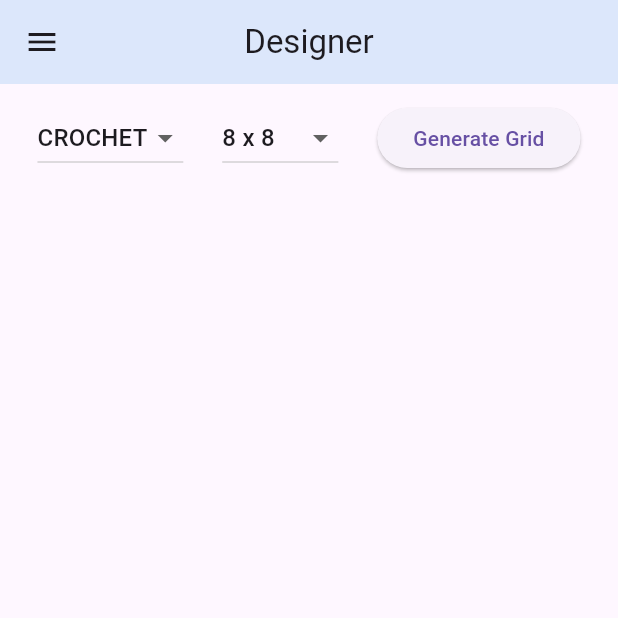
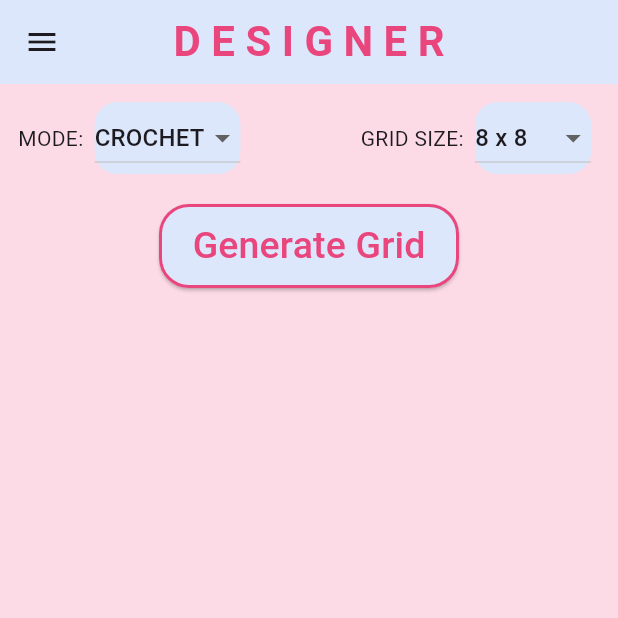
Before and after one commit to Ayesha-Jan/stitch-atlas, a Flutter app: the Designer screen opened by its route, on a phone screen of 412 x 824 dp, the top half of it. Run offline on Flutter 3.47's test engine with Material 3 defaults, Android fonts, the phone set to English and light mode, and no system bars.

Commit message:
Updating design

```diff
--- a/lib/pages/designer.dart
+++ b/lib/pages/designer.dart
@@ -14,24 +14,34 @@ class _DesignerState extends State<Designer> {
   int gridSize = 8;
   bool gridGenerated = false;
 
-  dynamic selectedTool;
-  late List<List<dynamic>> gridData;
+  List<List<String>> grid = []; // 2D list to hold values (symbols or colors)
+  String selectedSymbol = "🧵"; // default stitch icon or color
 
-  @override
-  void initState() {
-    super.initState();
-    _initializeGrid();
+  // Generates an empty grid
+  void _generateGrid() {
+    grid = List.generate(gridSize, (_) => List.filled(gridSize, ""));
+    gridGenerated = true;
+    setState(() {});
   }
 
-  void _initializeGrid(){
-    gridData = List.generate(gridSize, (_) => List.generate(gridSize, (_) => null));
+  // Handles a cell tap
+  void _handleCellTap(int row, int col) {
+    grid[row][col] = selectedSymbol;
+    setState(() {});
   }
 
   @override
   Widget build(BuildContext context) {
     return Scaffold(
       appBar: AppBar(
-        title: Text("Designer"),
+        title: Text(
+          "D E S I G N E R",
+          style: TextStyle(
+            fontSize: 28,
+            color: Color(0xFFEA467E),
+            fontWeight: FontWeight.bold,
+          ),
+        ),
         centerTitle: true,
         backgroundColor: Color(0xFFDCE7FB),
       ),
@@ -72,90 +82,106 @@ class _DesignerState extends State<Designer> {
           ],
         ),
       ),
-      body: Padding(
+
+      body: Container(
+        color: Color(0xFFFDDBE6),
+        child: Padding(
           padding: EdgeInsets.all(12),
           child: Column(
             children: [
               Row(
-              mainAxisAlignment: MainAxisAlignment.spaceAround,
                 children: [
-                DropdownButton<Mode>(
+                  Text("MODE:  "),
+                  Container(
+                    decoration: BoxDecoration(
+                      color: Color(0xFFDCE7FB),         // background color
+                      borderRadius: BorderRadius.circular(15), // rounded corners
+                    ),
+                    child: DropdownButton<Mode>(
+                      dropdownColor: Color(0xFFDCE7FB),
                       value: selectedMode,
-                  onChanged: (Mode? value) {
-                    setState(() => selectedMode = value!);
+                      onChanged: (mode) {
+                        if (mode != null) {
+                          selectedMode = mode;
+                          if (mode == Mode.crochet) {
+                            selectedSymbol = "🧵";
+                          } else if (mode == Mode.knit) {
+                            selectedSymbol = "🧶";
+                          } else {
+                            selectedSymbol = "🟥"; // color block
+                          }
+                          setState(() {});
+                        }
                       },
-                  items: Mode.values.map((mode) {
+                      items: Mode.values.map((m) {
                         return DropdownMenuItem(
-                      value: mode,
-                      child: Text(mode.name.toUpperCase()),
+                          value: m,
+                          child: Text((m.toString().split('.').last).toUpperCase()),
                         );
                       }).toList(),
                     ),
-                DropdownButton<int>(
+                  ),
+
+                SizedBox(width: 80),
+
+                // GRID SIZE DROPDOWN
+                Text("GRID SIZE:  "),
+                Container(
+                  decoration: BoxDecoration(
+                    color: Color(0xFFDCE7FB),         // background color
+                    borderRadius: BorderRadius.circular(15), // rounded corners
+                  ),
+                  child: DropdownButton<int>(
+                    dropdownColor: Color(0xFFDCE7FB),
                     value: gridSize,
-                  onChanged: (int? value) {
+                    onChanged: (size) {
+                      if (size != null) {
                         setState(() {
-                      gridSize = value!;
-                      _initializeGrid();
+                          gridSize = size;
                         });
+                      }
                     },
-                  items: [8, 10, 12, 14, 16, 18, 20, 22, 24, 26, 28, 30].map((size) {
-                    return DropdownMenuItem(value: size, child: Text('$size x $size'));
-                  }).toList(),
+                    items: [4, 6, 8, 10, 12]
+                        .map((s) => DropdownMenuItem(value: s, child: Text("$s x $s")))
+                        .toList(),
                   ),
-                ElevatedButton(
-                  onPressed: () {
-                    setState(() {
-                      gridGenerated = true;
-                      _initializeGrid();
-                    });
-                  },
-                  child: Text("Generate Grid"),
                 ),
               ],
             ),
-            SizedBox(height: 16),
-            if(gridGenerated) ...[
-              Align(
-                alignment: Alignment.centerLeft,
+
+            SizedBox(height: 20),
+
+            // GENERATE GRID BUTTON
+            ElevatedButton(
+              onPressed: _generateGrid,
+              style: ElevatedButton.styleFrom(
+                  backgroundColor: Color(0xFFDCE7FB),
+                  foregroundColor: Color(0xFFEA467E),
+                  padding: EdgeInsets.symmetric(
+                      vertical: 10,
+                      horizontal: 20,
+                  ),
+                  minimumSize: Size(200, 50),
+                  shape: RoundedRectangleBorder(
+                      borderRadius: BorderRadius.circular(20),
+                      side: BorderSide(
+                          color: Color(0xFFEA467E),
+                          width: 2
+                      )
+                  )
+              ),
               child: Text(
-                  "Select ${selectedMode == Mode.colour ? "Color" : "Stitch"}:",
-                  style: TextStyle(fontSize: 16, fontWeight: FontWeight.bold),
+                "Generate Grid",
+                style: TextStyle(
+                  fontSize: 25,
+                ),
               ),
             ),
 
-              SizedBox(height: 8),
-
-              selectedMode == Mode.colour
-              ? Row(
-                mainAxisAlignment: MainAxisAlignment.start,
-                children: [
-                  for (String stitch in ["sc", "dc", "tr"])
-                    GestureDetector(
-                      onTap: () => setState(() => selectedTool = stitch),
-                      child: Container(
-                        width: 50,
-                        height: 50,
-                        margin: EdgeInsets.symmetric(horizontal: 6),
-                        decoration: BoxDecoration(
-                          border: Border.all(
-                            color: selectedTool == stitch ? Colors.black : Colors.grey,
-                            width: 2,
-                          ),
-                        ),
-                        child: Center(
-                          child: Image.asset(
-                            'assets/stitches/$stitch.png',
-                            height: 30,
-                          ),
-                        ),
-                      )
-                    ),
-                ],
-              ):
-
             SizedBox(height: 16),
 
+            // GRID
+            if (gridGenerated)
               Expanded(
                 child: GridView.builder(
                   itemCount: gridSize * gridSize,
@@ -163,39 +189,26 @@ class _DesignerState extends State<Designer> {
                     crossAxisCount: gridSize,
                   ),
                   itemBuilder: (context, index) {
-                    int row = index ~/ gridSize;
-                    int col = index % gridSize;
-                    var cell = gridData[row][col];
-
+                    final row = index ~/ gridSize;
+                    final col = index % gridSize;
                     return GestureDetector(
-                      onTap: () {
-                        setState(() {
-                          gridData[row][col] = selectedTool;
-                        });
-                      },
+                      onTap: () => _handleCellTap(row, col),
                       child: Container(
                         margin: EdgeInsets.all(1),
-                        decoration: BoxDecoration(
-                          color: selectedMode == Mode.colour
-                            ? (cell ?? Colors.white)
-                            : Colors.white,
-                          border: Border.all(color: Colors.black12),
+                        color: Colors.grey[200],
+                        child: Center(
+                          child: Text(
+                            grid[row][col],
+                            style: TextStyle(fontSize: 24),
                           ),
-                        child: selectedMode != Mode.colour && cell != null
-                          ? Center(
-                            child: Image.asset(
-                              'assets/stitches/$cell.png',
-                              height: 30,
                         ),
-                          )
-                        : null,
                       ),
                     );
                   },
                 ),
               ),
             ],
-          ],
+          ),
         ),
       ),
     );
--- a/lib/pages/home.dart
+++ b/lib/pages/home.dart
@@ -8,9 +8,9 @@ class Home extends StatelessWidget {
     return Scaffold(
       appBar: AppBar(
         title: Text(
-          "Stitch Atlas",
+          "S T I T C H   A T L A S",
           style: TextStyle(
-            fontSize: 30,
+            fontSize: 28,
             color: Color(0xFFEA467E),
             fontWeight: FontWeight.bold,
           ),
--- a/pubspec.yaml
+++ b/pubspec.yaml
@@ -30,6 +30,7 @@ environment:
 dependencies:
   flutter:
     sdk: flutter
+  flutter_colorpicker: ^1.0.3
 
   # The following adds the Cupertino Icons font to your application.
   # Use with the CupertinoIcons class for iOS style icons.
```
Also changed, not shown: pubspec.lock. Lines whose indentation alone changed are shown as unchanged.
